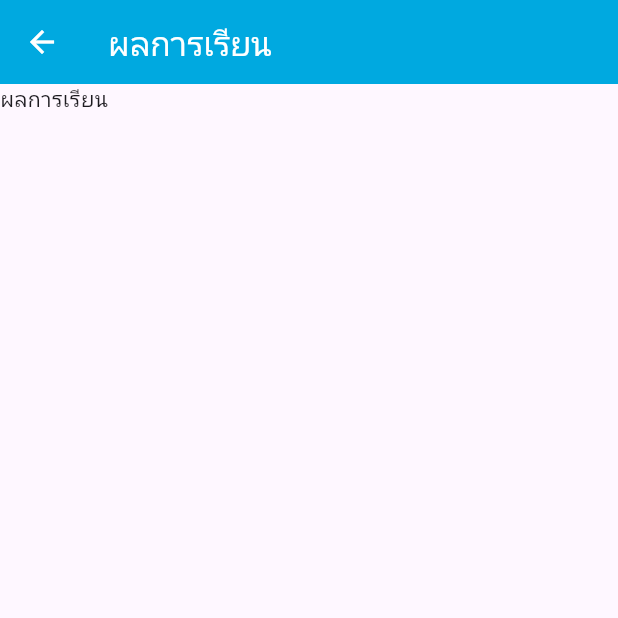
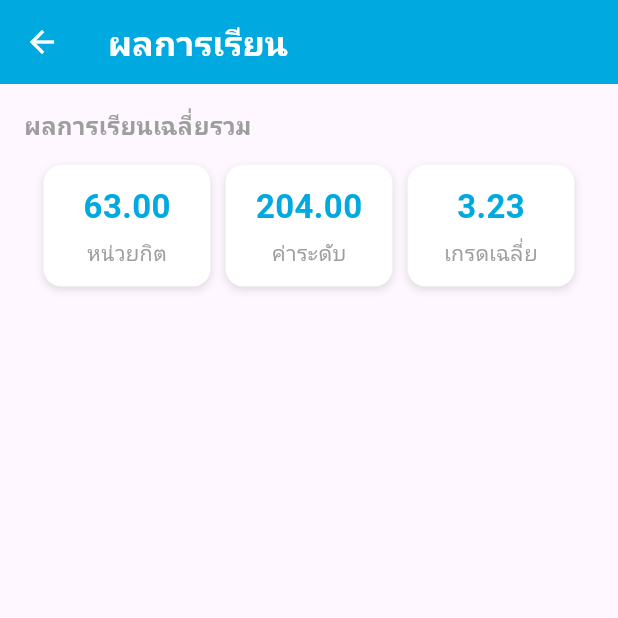
Before and after one commit to FoamNR/smartstuden, a Flutter app: the GradeResultPage screen opened directly, on a phone screen of 412 x 824 dp, the top half of it. Run offline on Flutter 3.47's test engine with Material 3 defaults, Android fonts, the phone set to English and light mode, and no system bars.

Commit message:
result gred

```diff
--- a/lib/screens/grade_result_page.dart
+++ b/lib/screens/grade_result_page.dart
@@ -19,9 +19,154 @@ class _GradeResultPageState extends State<GradeResultPage> {
           statusBarIconBrightness: Brightness.light,
         ),
         iconTheme: const IconThemeData(color: Colors.white),
-        title: const Text('ผลการเรียน', style: TextStyle(color: Colors.white)),
+        title: const Text('ผลการเรียน', style: TextStyle(color: Colors.white, fontSize: 23, fontWeight: FontWeight.bold)),
       ),
-      body: Text('ผลการเรียน'),
+      body: SingleChildScrollView(
+        padding: const EdgeInsets.all(16),
+        child: Column(
+          crossAxisAlignment: CrossAxisAlignment.start,
+          children: [
+            const Text(
+              'ผลการเรียนเฉลี่ยรวม',
+              style: TextStyle(
+                fontSize: 16,
+                color: Colors.grey,
+                fontWeight: FontWeight.w600,
+              ),
+            ),
+            const SizedBox(height: 10),
+
+            // กล่องรวมทั้งสาม
+            Container(
+              padding: const EdgeInsets.symmetric(vertical: 5, horizontal: 8),
+              child: Row(
+                mainAxisAlignment: MainAxisAlignment.spaceEvenly,
+                children: [
+                  // กล่องที่ 1
+                  Expanded(
+                    child: Container(
+                      margin: const EdgeInsets.symmetric(horizontal: 5),
+                      padding: const EdgeInsets.symmetric(vertical: 12),
+                      decoration: BoxDecoration(
+                        color: Colors.white,
+                        borderRadius: BorderRadius.circular(12),
+                        boxShadow: const [
+                          BoxShadow(
+                            color: Colors.black12,
+                            blurRadius: 4,
+                            offset: Offset(0, 2),
+                          ),
+                        ],
+                      ),
+                      child: Column(
+                        children: const [
+                          Text(
+                            "63.00",
+                            style: TextStyle(
+                              fontSize: 22,
+                              fontWeight: FontWeight.bold,
+                              color: Color(0XFF00A9E0),
+                            ),
+                          ),
+                          SizedBox(height: 6),
+                          Text(
+                            "หน่วยกิต",
+                            style: TextStyle(
+                              fontSize: 14,
+                              color: Colors.grey,
+                              fontWeight: FontWeight.w500,
+                            ),
+                          ),
+                        ],
+                      ),
+                    ),
+                  ),
+
+                  // กล่องที่ 2
+                  Expanded(
+                    child: Container(
+                      margin: const EdgeInsets.symmetric(horizontal: 5),
+                      padding: const EdgeInsets.symmetric(vertical: 12),
+                      decoration: BoxDecoration(
+                        color: Colors.white,
+                        borderRadius: BorderRadius.circular(12),
+                        boxShadow: const [
+                          BoxShadow(
+                            color: Colors.black12,
+                            blurRadius: 4,
+                            offset: Offset(0, 2),
+                          ),
+                        ],
+                      ),
+                      child: Column(
+                        children: const [
+                          Text(
+                            "204.00",
+                            style: TextStyle(
+                              fontSize: 22,
+                              fontWeight: FontWeight.bold,
+                              color: Color(0XFF00A9E0),
+                            ),
+                          ),
+                          SizedBox(height: 6),
+                          Text(
+                            "ค่าระดับ",
+                            style: TextStyle(
+                              fontSize: 14,
+                              color: Colors.grey,
+                              fontWeight: FontWeight.w500,
+                            ),
+                          ),
+                        ],
+                      ),
+                    ),
+                  ),
+
+                  // กล่องที่ 3
+                  Expanded(
+                    child: Container(
+                      margin: const EdgeInsets.symmetric(horizontal: 5),
+                      padding: const EdgeInsets.symmetric(vertical: 12),
+                      decoration: BoxDecoration(
+                        color: Colors.white,
+                        borderRadius: BorderRadius.circular(12),
+                        boxShadow: const [
+                          BoxShadow(
+                            color: Colors.black12,
+                            blurRadius: 4,
+                            offset: Offset(0, 2),
+                          ),
+                        ],
+                      ),
+                      child: Column(
+                        children: const [
+                          Text(
+                            "3.23",
+                            style: TextStyle(
+                              fontSize: 22,
+                              fontWeight: FontWeight.bold,
+                              color: Color(0XFF00A9E0),
+                            ),
+                          ),
+                          SizedBox(height: 6),
+                          Text(
+                            "เกรดเฉลี่ย",
+                            style: TextStyle(
+                              fontSize: 14,
+                              color: Colors.grey,
+                              fontWeight: FontWeight.w500,
+                            ),
+                          ),
+                        ],
+                      ),
+                    ),
+                  ),
+                ],
+              ),
+            ),
+          ],
+        ),
+      ),
     );
   }
 }
```
